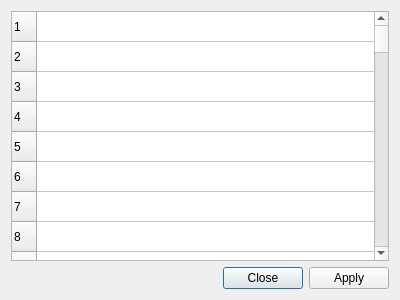
Before: the Qt Designer form ComBombGui/fileclipboarddialog.ui in cdesjardins/ComBomb, drawn with Qt 5.
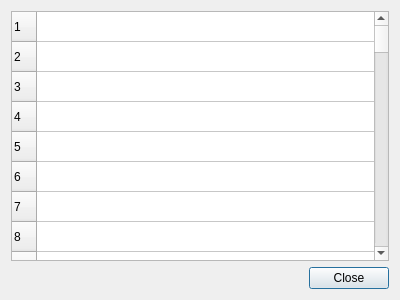
After: the same form once the commit is applied.

```diff
--- a/ComBombGui/fileclipboarddialog.ui
+++ b/ComBombGui/fileclipboarddialog.ui
@@ -20,7 +20,7 @@
       <enum>Qt::Horizontal</enum>
      </property>
      <property name="standardButtons">
-      <set>QDialogButtonBox::Apply|QDialogButtonBox::Close</set>
+      <set>QDialogButtonBox::Close</set>
      </property>
     </widget>
    </item>
```
